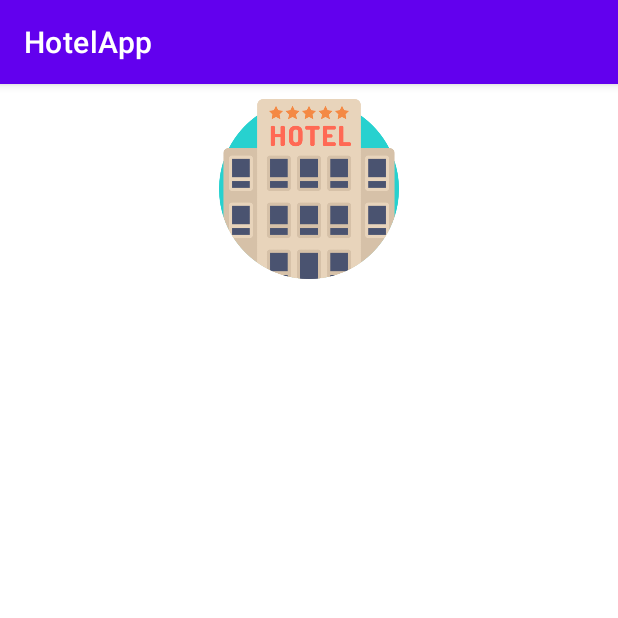
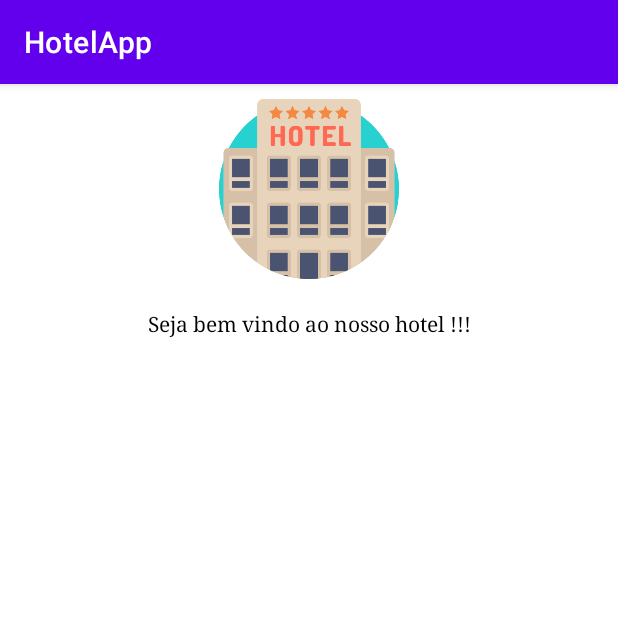
Before and after one commit to NathanMaced/HotelApp, an Android app: the SobreActivity screen opened directly, with no data from a screen before it, on a phone screen of 412 x 824 dp, the top half of it. Run offline under Robolectric (Android 15) with nearby library versions, the phone set to English and light mode, and no system bars.

Commit message:
Atualização

```diff
--- a/app/src/main/res/layout/sobre_layout.xml
+++ b/app/src/main/res/layout/sobre_layout.xml
@@ -4,16 +4,22 @@
     xmlns:tools="http://schemas.android.com/tools"
     android:layout_width="match_parent"
     android:layout_height="match_parent"
+    android:orientation="vertical"
     tools:context=".SobreActivity">
 
     <ImageView
         android:layout_width="wrap_content"
         android:layout_height="120dp"
         android:src="@drawable/logo"
-        android:layout_marginTop="10dp"/>
+        android:layout_marginTop="10dp"
+        android:layout_marginBottom="20dp"/>
     <TextView
-        android:layout_width="wrap_content"
-        android:layout_height="wrap_content"/>
+        android:layout_width="match_parent"
+        android:layout_height="wrap_content"
+        android:text="Seja bem vindo ao nosso hotel !!!"
+        android:textAlignment="center"
+        android:textColor="@color/black"
+        android:fontFamily="times new roman"/>
 
 
 </LinearLayout>
```
